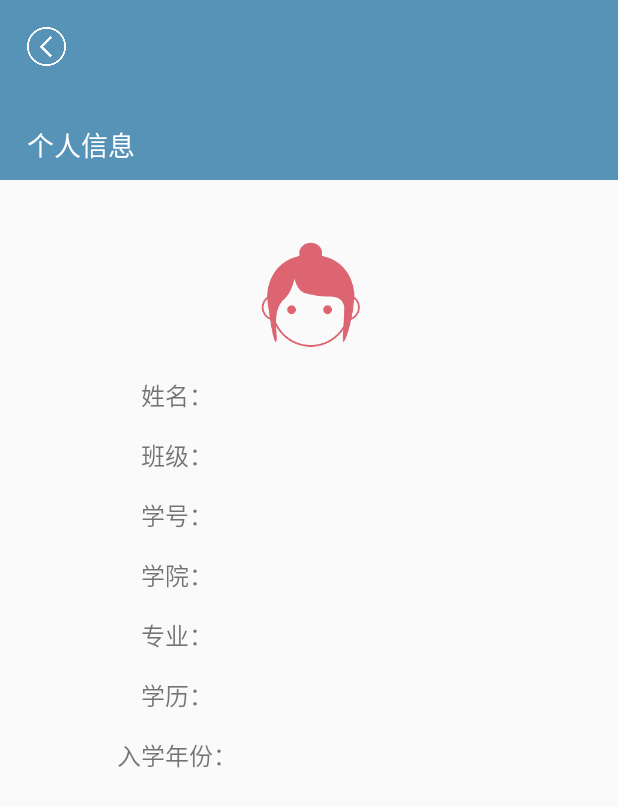
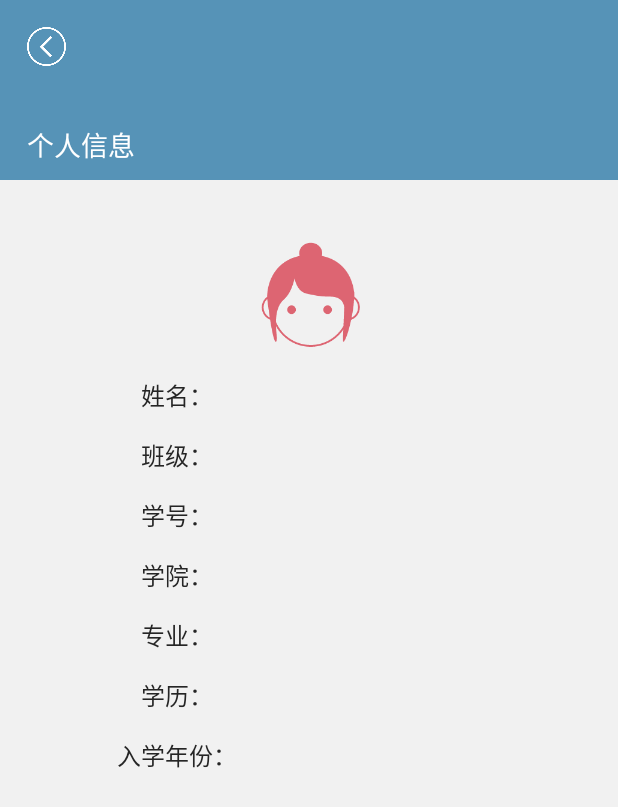
Before and after one commit to LanceShu/PlayXiYou, an Android app: the PersInfoActivity screen opened directly, with no data from a screen before it, on a phone screen of 412 x 824 dp. Shown: the top 807 px of the screen. Run offline under Robolectric (Android 15) with nearby library versions, the phone set to English and light mode, and no system bars; 1 statement that could not run was skipped.

Commit message:
优化界面

```diff
--- a/app/src/main/java/com/example/xiyou3g/playxiyou/MeFragment/MeFragment.java
+++ b/app/src/main/java/com/example/xiyou3g/playxiyou/MeFragment/MeFragment.java
@@ -152,7 +152,7 @@ public class MeFragment extends Fragment implements View.OnClickListener{
     public void onClick(View v) {
         switch (v.getId()){
             case R.id.stuinfo:
-                final Dialog mdialog = new Dialog(getContext());
+                final Dialog mdialog = new Dialog(getContext(),R.style.DialogTheme);
                 mdialog.setContentView(R.layout.person_activity);
                 ImageView sImag = (ImageView) mdialog.findViewById(R.id.stusex);
                 TextView sname = (TextView) mdialog.findViewById(R.id.sname);
--- a/app/src/main/res/layout/person_activity.xml
+++ b/app/src/main/res/layout/person_activity.xml
@@ -1,7 +1,7 @@
 <?xml version="1.0" encoding="utf-8"?>
 <LinearLayout xmlns:android="http://schemas.android.com/apk/res/android"
     android:layout_width="match_parent"
-    android:layout_height="match_parent"
+    android:layout_height="wrap_content"
     android:orientation="vertical">
 
     <RelativeLayout
@@ -33,7 +33,8 @@
         android:layout_width="match_parent"
         android:layout_height="match_parent"
         android:orientation="horizontal"
-        android:padding="30dp">
+        android:padding="30dp"
+        android:background="#f1f1f1">
 
         <RelativeLayout
             android:layout_width="0dp"
@@ -61,6 +62,7 @@
                     android:layout_weight="1"
                     android:layout_height="match_parent"
                     android:text="姓名："
+                    android:textColor="#252525"
                     android:gravity="center"
                     android:textSize="16sp" />
 
@@ -70,6 +72,7 @@
                     android:layout_weight="1"
                     android:layout_height="match_parent"
                     android:gravity="center"
+                    android:textColor="#161616"
                     android:textSize="16sp" />
 
             </LinearLayout>
@@ -87,6 +90,7 @@
                     android:layout_height="match_parent"
                     android:text="班级："
                     android:gravity="center"
+                    android:textColor="#252525"
                     android:textSize="16sp" />
 
                 <TextView
@@ -95,6 +99,7 @@
                     android:layout_weight="1"
                     android:layout_height="match_parent"
                     android:gravity="center"
+                    android:textColor="#161616"
                     android:textSize="16sp" />
 
             </LinearLayout>
@@ -112,6 +117,7 @@
                     android:layout_height="match_parent"
                     android:text="学号："
                     android:gravity="center"
+                    android:textColor="#252525"
                     android:textSize="16sp" />
 
                 <TextView
@@ -120,6 +126,7 @@
                     android:layout_weight="1"
                     android:layout_height="match_parent"
                     android:gravity="center"
+                    android:textColor="#161616"
                     android:textSize="16sp" />
 
             </LinearLayout>
@@ -137,6 +144,7 @@
                     android:layout_height="match_parent"
                     android:text="学院："
                     android:gravity="center"
+                    android:textColor="#252525"
                     android:textSize="16sp" />
 
                 <TextView
@@ -145,6 +153,7 @@
                     android:layout_weight="1"
                     android:layout_height="match_parent"
                     android:gravity="center"
+                    android:textColor="#161616"
                     android:textSize="16sp" />
 
             </LinearLayout>
@@ -162,6 +171,7 @@
                     android:layout_height="match_parent"
                     android:text="专业："
                     android:gravity="center"
+                    android:textColor="#252525"
                     android:textSize="16sp" />
 
                 <TextView
@@ -170,6 +180,7 @@
                     android:layout_weight="1"
                     android:layout_height="match_parent"
                     android:gravity="center"
+                    android:textColor="#161616"
                     android:textSize="16sp" />
 
             </LinearLayout>
@@ -187,6 +198,7 @@
                     android:layout_height="match_parent"
                     android:text="学历："
                     android:gravity="center"
+                    android:textColor="#252525"
                     android:textSize="16sp" />
 
                 <TextView
@@ -195,6 +207,7 @@
                     android:layout_weight="1"
                     android:layout_height="match_parent"
                     android:gravity="center"
+                    android:textColor="#161616"
                     android:textSize="16sp" />
 
             </LinearLayout>
@@ -213,6 +226,7 @@
                     android:text="入学年份："
                     android:gravity="center"
                     android:textSize="16sp"
+                    android:textColor="#252525"
                     android:id="@+id/textView" />
 
                 <TextView
@@ -221,6 +235,7 @@
                     android:layout_weight="1"
                     android:layout_height="match_parent"
                     android:gravity="center"
+                    android:textColor="#161616"
                     android:textSize="16sp" />
 
             </LinearLayout>
```
